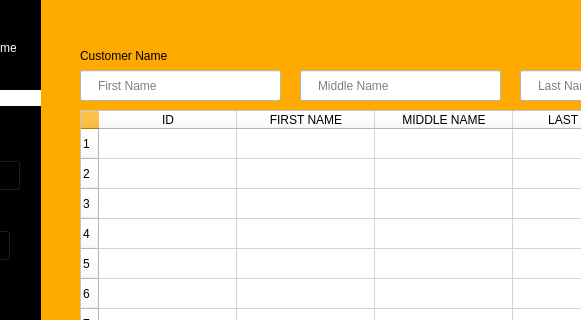
OnealTorres/Auto-Repair-Management-System, file ui/customer_page.ui: the form before one commit; both pictures show x 150 to 731 and y 0 to 320 of the 1038 by 605 pixel window.
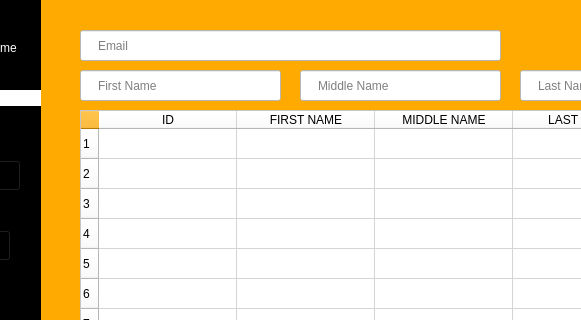
The form after the commit. Icons and pictures are not drawn.

What changed in the file:
```diff
--- a/ui/customer_page.ui
+++ b/ui/customer_page.ui
@@ -59,19 +59,6 @@
     <bool>false</bool>
    </property>
   </widget>
-  <widget class="QLabel" name="label_104">
-   <property name="geometry">
-    <rect>
-     <x>230</x>
-     <y>45</y>
-     <width>261</width>
-     <height>21</height>
-    </rect>
-   </property>
-   <property name="text">
-    <string>Customer Name</string>
-   </property>
-  </widget>
   <widget class="QPushButton" name="btn_settings">
    <property name="geometry">
     <rect>
@@ -433,6 +420,26 @@
     <bool>false</bool>
    </property>
   </widget>
+  <widget class="QLineEdit" name="txt_email">
+   <property name="geometry">
+    <rect>
+     <x>230</x>
+     <y>30</y>
+     <width>421</width>
+     <height>31</height>
+    </rect>
+   </property>
+   <property name="styleSheet">
+    <string notr="true">background-color: rgb(255, 255, 255);
+padding-left: 15px;</string>
+   </property>
+   <property name="placeholderText">
+    <string>Email</string>
+   </property>
+   <property name="clearButtonEnabled">
+    <bool>false</bool>
+   </property>
+  </widget>
   <zorder>label</zorder>
   <zorder>btn_customer_add</zorder>
   <zorder>txt_customerfname</zorder>
```
Left out of the diff: 2 changed lines with no effect on the pictures.
